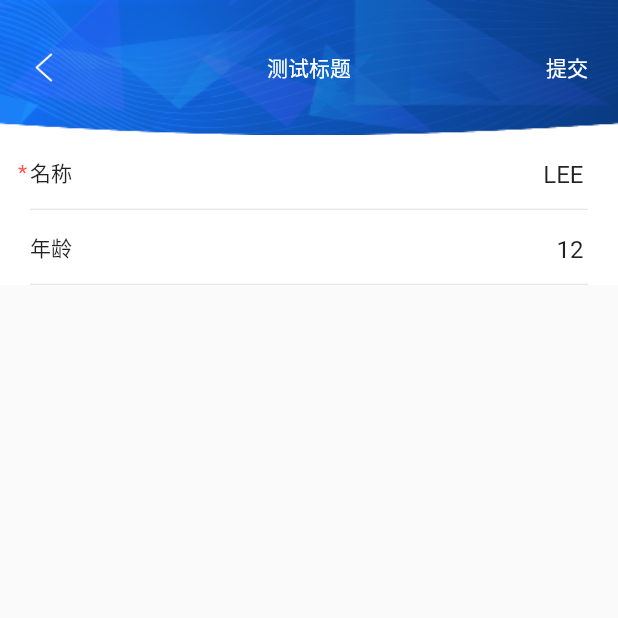
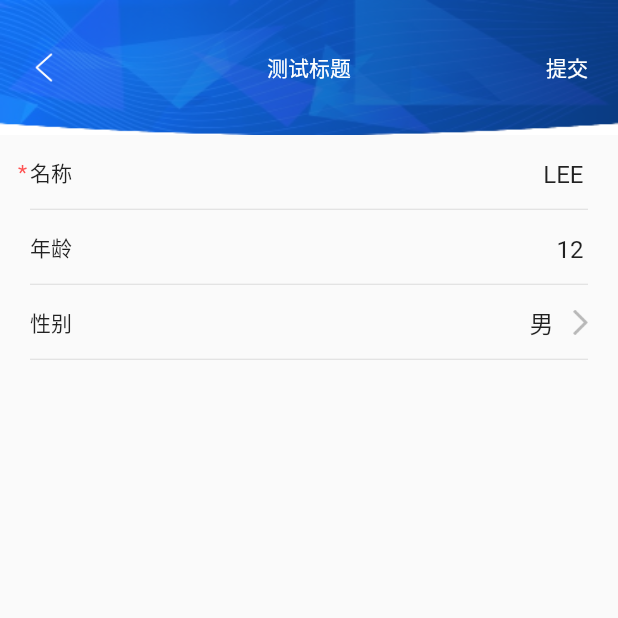
Before and after one commit to DQ2020/zero_flutter_helper, a Flutter app: the screen it shows after launch, on a phone screen of 412 x 824 dp, the top half of it. Run offline on Flutter 3.47's test engine with Material 2 defaults, Android fonts, the phone set to English and light mode, and no system bars; our stand-ins replace styled_widget.

Commit message:
封装控件优化

```diff
--- a/example/lib/main.dart
+++ b/example/lib/main.dart
@@ -1,6 +1,9 @@
 import 'package:flutter/material.dart';
+import 'package:flutter_localizations/flutter_localizations.dart';
 import 'package:zero_flutter_helper/base/z_app_bar.dart';
+import 'package:zero_flutter_helper/base/z_dialog.dart';
 import 'package:zero_flutter_helper/base/z_input_text.dart';
+import 'package:zero_flutter_helper/base/z_radio_group.dart';
 
 void main() {
   runApp(const MyApp());
@@ -13,20 +16,97 @@ class MyApp extends StatelessWidget {
   @override
   Widget build(BuildContext context) {
     return MaterialApp(
-      home: Scaffold(
-        appBar: ZAppBar("测试标题",bgImg: "images/bg_app_bar2.png",toolBarHeight: 20, underBarHeight: 20,actionText: "提交",action: (){
+        title: 'Welcome to Flutter',
+        theme: ThemeData(),
+        debugShowCheckedModeBanner: false,
+        localizationsDelegates: const [
+          GlobalMaterialLocalizations.delegate,
+          GlobalWidgetsLocalizations.delegate,
+          GlobalCupertinoLocalizations.delegate,
+        ],
+        supportedLocales: const [
+          Locale('zh', 'CN'),
+          Locale('en', 'US'),
+        ],
+        home: const MainPager());
+  }
+}
+
+class MainPager extends StatefulWidget {
+  const MainPager({Key? key}) : super(key: key);
+
+  @override
+  _MainPagerState createState() => _MainPagerState();
+}
+
+class _MainPagerState extends State<MainPager> {
+  var id = "1";
+
+  @override
+  Widget build(BuildContext context) {
+    return Scaffold(
+      appBar: ZAppBar(
+        "测试标题",
+        bgImg: "images/bg_app_bar2.png",
+        toolBarHeight: 20,
+        underBarHeight: 20,
+        actionText: "提交",
+        action: () {
           //todo what you want
-        },),
-        body: Column(
-          children: [
-            ZInputText("名称", (v){
+        },
+      ),
+      body: Column(
+        children: [
+          ZInputText(
+            "名称",
+            (v) {
               //todo callback the value that you input
-            },value: "LEE",required: true,),
-            ZInputText("年龄", (v){
+            },
+            value: "LEE",
+            required: true,
+          ),
+          ZInputText(
+            "年龄",
+            (v) {
               //todo callback the value that you input
-            },value: "12",)
-          ],
-        ),
+            },
+            value: "12",
+            keyboardType: TextInputType.number,
+            limits: const [-1,500],
+          ),
+          ZInputText(
+            "性别",
+            (v) {
+              //todo callback the value that you input
+            },
+            value: "男",
+            onTap: () {
+              zShowDialog(
+                  context,
+                  ZDialog(
+                    title: "请选择",
+                    child: ZRadioGroup(
+                      [
+                        Item()
+                          ..value = "男"
+                          ..id = "1",
+                        Item()
+                          ..value = "女"
+                          ..id = "0"
+                      ],
+                      (v) {
+                      },
+                      groupValue: "1",
+                    ),
+                    okEvent: (radioGroup) {
+                      Navigator.of(context).pop();
+                    },
+                  ));
+            },
+            rightIcon: "images/ic_arrow_right.png",
+            rightIconPadding: 20,
+          ),
+        ],
       ),
     );
   }
--- a/example/pubspec.yaml
+++ b/example/pubspec.yaml
@@ -28,6 +28,8 @@ environment:
 # versions available, run `flutter pub outdated`.
 dependencies:
   flutter:
+    sdk: flutter
+  flutter_localizations:
     sdk: flutter
 
   zero_flutter_helper:
--- a/lib/base/z_input_text.dart
+++ b/lib/base/z_input_text.dart
@@ -1,4 +1,5 @@
 import 'package:flutter/material.dart';
+import 'package:flutter/services.dart';
 import 'package:styled_widget/styled_widget.dart';
 import 'package:zero_flutter_helper/common/zcolors.dart';
 
@@ -10,8 +11,13 @@ class ZInputText extends StatelessWidget {
   final GestureTapCallback? onTap;
   final Widget? right;
   final ValueChanged<String>? callback;
+  final TextInputType? keyboardType;
+  final List<TextInputFormatter>? inputFormatters;
+  final String? rightIcon;
+  final double rightIconPadding;
+  final List<int>? limits;
 
-  const ZInputText(this.title,this.callback,{Key? key,this.value,this.required,this.onTap,this.right}) : super(key: key);
+  const ZInputText(this.title,this.callback,{Key? key,this.value,this.required,this.onTap,this.right, this.keyboardType, this.inputFormatters, this.rightIcon, this.limits, this.rightIconPadding = 0}) : super(key: key);
 
   @override
   Widget build(BuildContext context) {
@@ -26,6 +32,8 @@ class ZInputText extends StatelessWidget {
         Positioned(
           child: right??TextField(
             onTap: onTap,
+            inputFormatters: inputFormatters??_limit(),
+            keyboardType: keyboardType??TextInputType.text,
             onChanged: callback,
             readOnly: onTap!=null?true:false,
             controller: TextEditingController(text: value??""),
@@ -34,7 +42,9 @@ class ZInputText extends StatelessWidget {
                 hintText: "请输入$title",
                 hintStyle: const TextStyle(color: c0xffaaaaaa), //修改颜色
                 border: InputBorder.none),
-          ).width(200),right: 20,),
+          ).width(200),right: 20 + rightIconPadding,),
+        if(rightIcon != null)
+          Positioned(child: Image.asset(rightIcon!,width: 10,),right: rightIconPadding,),
         const Positioned(
           child: SizedBox(
             child: Divider(height: 1,),
@@ -43,6 +53,22 @@ class ZInputText extends StatelessWidget {
         left: 20,
         bottom: 0,)
       ],
-    ).height(50).width(MediaQuery.of(context).size.width).backgroundColor(Colors.white);
+    ).height(50).width(MediaQuery.of(context).size.width);
+  }
+
+  List<TextInputFormatter> _limit() {
+    List<TextInputFormatter> textInputFormatter = [];
+    if(null != limits) {
+      for (var element in limits!) {
+        switch(element){
+          case -1:
+            textInputFormatter.add(FilteringTextInputFormatter.digitsOnly);
+            break;
+          default:
+            textInputFormatter.add(LengthLimitingTextInputFormatter(element));
+        }
+      }
+    }
+    return textInputFormatter;
   }
 }
--- a/pubspec.yaml
+++ b/pubspec.yaml
@@ -1,6 +1,6 @@
 name: zero_flutter_helper
 description: base widget
-version: 0.1.5
+version: 0.1.6
 author: 'DanQi'
 homepage: 'https://github.com/DQ2020/zero_flutter_helper.git'
 update_note: ''
```
Also changed, not shown: lib/base/z_dialog.dart (+9 -5 lines), lib/base/z_radio_group.dart (added, +59 -0 lines), example/images/ic_arrow_right.png (added), example/pubspec.lock.
